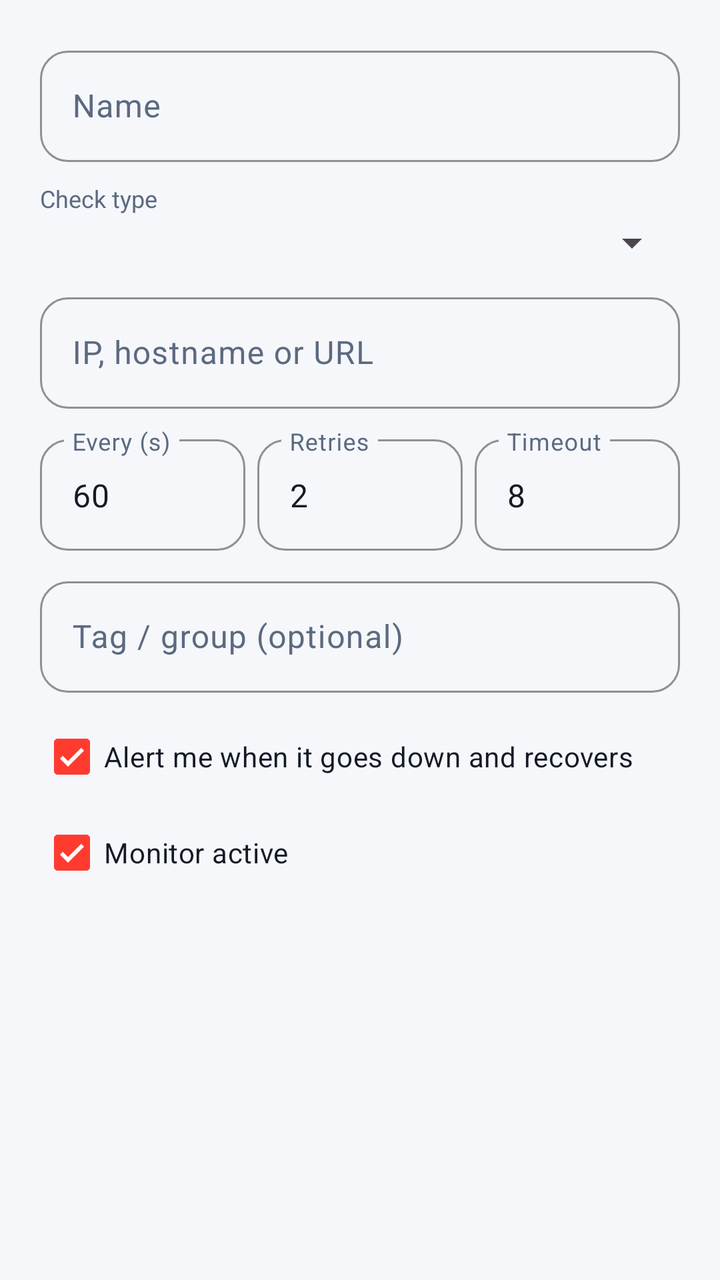
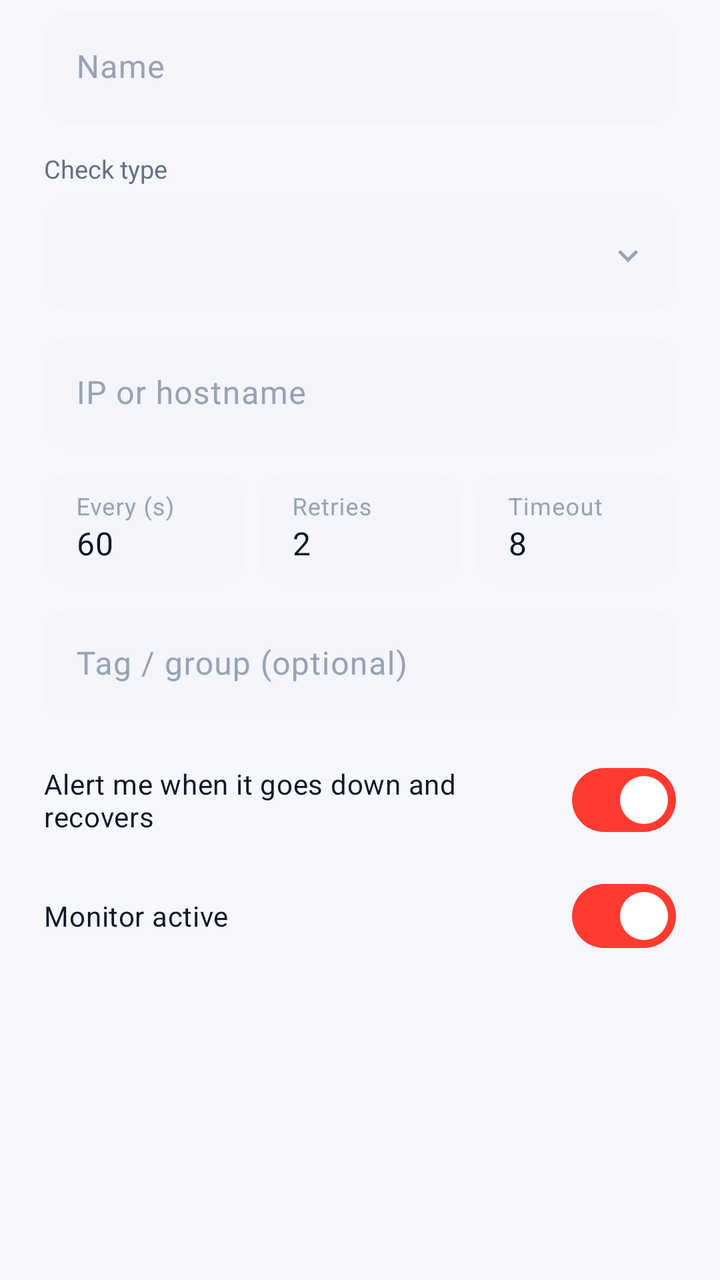

Before-and-after screenshots of an Android layout around one commit, followed by the original layout XML and the change that was made.
<!-- AndroidManifest.xml: application theme Theme.ItGuyAssets -->
<!-- res/layout/dialog_heartbeat_edit.xml -->
<?xml version="1.0" encoding="utf-8"?>
<ScrollView xmlns:android="http://schemas.android.com/apk/res/android"
    android:layout_width="match_parent"
    android:layout_height="wrap_content">

    <LinearLayout
        android:layout_width="match_parent"
        android:layout_height="wrap_content"
        android:orientation="vertical"
        android:padding="20dp">

        <com.google.android.material.textfield.TextInputLayout
            style="@style/DarkInputLayout"
            android:layout_width="match_parent"
            android:layout_height="wrap_content"
            android:hint="Name">
            <com.google.android.material.textfield.TextInputEditText
                android:id="@+id/edName"
                android:layout_width="match_parent"
                android:layout_height="wrap_content"
                android:textColor="@color/text" />
        </com.google.android.material.textfield.TextInputLayout>

        <TextView
            android:layout_width="match_parent"
            android:layout_height="wrap_content"
            android:layout_marginTop="10dp"
            android:text="Check type"
            android:textColor="@color/muted"
            android:textSize="12sp" />

        <Spinner
            android:id="@+id/edKind"
            android:layout_width="match_parent"
            android:layout_height="wrap_content"
            android:layout_marginTop="2dp" />

        <com.google.android.material.textfield.TextInputLayout
            style="@style/DarkInputLayout"
            android:layout_width="match_parent"
            android:layout_height="wrap_content"
            android:layout_marginTop="10dp"
            android:hint="IP, hostname or URL">
            <com.google.android.material.textfield.TextInputEditText
                android:id="@+id/edTarget"
                android:layout_width="match_parent"
                android:layout_height="wrap_content"
                android:textColor="@color/text" />
        </com.google.android.material.textfield.TextInputLayout>

        <com.google.android.material.textfield.TextInputLayout
            android:id="@+id/edPortWrap"
            style="@style/DarkInputLayout"
            android:layout_width="match_parent"
            android:layout_height="wrap_content"
            android:layout_marginTop="10dp"
            android:visibility="gone"
            android:hint="Port">
            <com.google.android.material.textfield.TextInputEditText
                android:id="@+id/edPort"
                android:layout_width="match_parent"
                android:layout_height="wrap_content"
                android:inputType="number"
                android:textColor="@color/text" />
        </com.google.android.material.textfield.TextInputLayout>

        <com.google.android.material.textfield.TextInputLayout
            android:id="@+id/edKeywordWrap"
            style="@style/DarkInputLayout"
            android:layout_width="match_parent"
            android:layout_height="wrap_content"
            android:layout_marginTop="10dp"
            android:visibility="gone"
            android:hint="Keyword the page must contain">
            <com.google.android.material.textfield.TextInputEditText
                android:id="@+id/edKeyword"
                android:layout_width="match_parent"
                android:layout_height="wrap_content"
                android:textColor="@color/text" />
        </com.google.android.material.textfield.TextInputLayout>

        <LinearLayout
            android:layout_width="match_parent"
            android:layout_height="wrap_content"
            android:orientation="horizontal"
            android:layout_marginTop="10dp">

            <com.google.android.material.textfield.TextInputLayout
                style="@style/DarkInputLayout"
                android:layout_width="0dp"
                android:layout_height="wrap_content"
                android:layout_weight="1"
                android:layout_marginEnd="6dp"
                android:hint="Every (s)">
                <com.google.android.material.textfield.TextInputEditText
                    android:id="@+id/edInterval"
                    android:layout_width="match_parent"
                    android:layout_height="wrap_content"
                    android:inputType="number"
                    android:text="60"
                    android:textColor="@color/text" />
            </com.google.android.material.textfield.TextInputLayout>

            <com.google.android.material.textfield.TextInputLayout
                style="@style/DarkInputLayout"
                android:layout_width="0dp"
                android:layout_height="wrap_content"
                android:layout_weight="1"
                android:layout_marginEnd="6dp"
                android:hint="Retries">
                <com.google.android.material.textfield.TextInputEditText
                    android:id="@+id/edRetries"
                    android:layout_width="match_parent"
                    android:layout_height="wrap_content"
                    android:inputType="number"
                    android:text="2"
                    android:textColor="@color/text" />
            </com.google.android.material.textfield.TextInputLayout>

            <com.google.android.material.textfield.TextInputLayout
                style="@style/DarkInputLayout"
                android:layout_width="0dp"
                android:layout_height="wrap_content"
                android:layout_weight="1"
                android:hint="Timeout">
                <com.google.android.material.textfield.TextInputEditText
                    android:id="@+id/edTimeout"
                    android:layout_width="match_parent"
                    android:layout_height="wrap_content"
                    android:inputType="number"
                    android:text="8"
                    android:textColor="@color/text" />
            </com.google.android.material.textfield.TextInputLayout>
        </LinearLayout>

        <com.google.android.material.textfield.TextInputLayout
            style="@style/DarkInputLayout"
            android:layout_width="match_parent"
            android:layout_height="wrap_content"
            android:layout_marginTop="10dp"
            android:hint="Tag / group (optional)">
            <com.google.android.material.textfield.TextInputEditText
                android:id="@+id/edTag"
                android:layout_width="match_parent"
                android:layout_height="wrap_content"
                android:textColor="@color/text" />
        </com.google.android.material.textfield.TextInputLayout>

        <CheckBox
            android:id="@+id/edNotify"
            android:layout_width="wrap_content"
            android:layout_height="wrap_content"
            android:layout_marginTop="8dp"
            android:checked="true"
            android:text="Alert me when it goes down and recovers"
            android:textColor="@color/text" />

        <CheckBox
            android:id="@+id/edEnabled"
            android:layout_width="wrap_content"
            android:layout_height="wrap_content"
            android:checked="true"
            android:text="Monitor active"
            android:textColor="@color/text" />

        <TextView
            android:id="@+id/edHint"
            android:layout_width="match_parent"
            android:layout_height="wrap_content"
            android:layout_marginTop="8dp"
            android:textColor="@color/muted"
            android:textSize="11.5sp" />
    </LinearLayout>
</ScrollView>
<!-- resources referenced by this layout -->
<resources>
  <style name="DarkInputLayout" parent="Widget.Material3.TextInputLayout.OutlinedBox">
          <item name="boxStrokeColor">@color/accent</item>
          <item name="boxCornerRadiusTopStart">14dp</item>
          <item name="boxCornerRadiusTopEnd">14dp</item>
          <item name="boxCornerRadiusBottomStart">14dp</item>
          <item name="boxCornerRadiusBottomEnd">14dp</item>
          <item name="hintTextColor">@color/muted</item>
          <item name="android:textColorHint">@color/muted</item>
      </style>
  <style name="Base.Theme.ItGuyAssets" parent="Theme.Material3.DayNight.NoActionBar">
          <item name="colorPrimary">@color/accent</item>
          <item name="colorOnPrimary">@color/on_accent</item>
          <item name="colorPrimaryContainer">@color/accent_container</item>
          <item name="colorOnPrimaryContainer">@color/accent</item>
          <item name="colorSecondary">@color/accent</item>
          <item name="colorSecondaryContainer">@color/accent_container</item>
          <item name="colorOnSecondaryContainer">@color/accent</item>
          <item name="android:colorBackground">@color/bg</item>
          <item name="colorSurface">@color/surface</item>
          
          <item name="elevationOverlayEnabled">false</item>
          <item name="colorSurfaceVariant">@color/surface_variant</item>
          <item name="colorOnSurface">@color/text</item>
          <item name="colorOnSurfaceVariant">@color/muted</item>
          <item name="colorOutline">@color/outline</item>
          <item name="android:windowBackground">@color/bg</item>
          <item name="android:statusBarColor">@color/bg</item>
          <item name="android:navigationBarColor">@color/bg</item>
          
          <item name="materialButtonStyle">@style/Button.IT</item>
          <item name="materialCardViewStyle">@style/Card</item>
          <item name="floatingActionButtonStyle">@style/FabPrimary</item>
      </style>
  <!-- unchanged entries left out for length: 15 -->
</resources>

<!-- the commit's change to res/layout/dialog_heartbeat_edit.xml (unified diff, before → after) -->
@@ -1,5 +1,6 @@
 <?xml version="1.0" encoding="utf-8"?>
 <ScrollView xmlns:android="http://schemas.android.com/apk/res/android"
+    xmlns:app="http://schemas.android.com/apk/res-auto"
     android:layout_width="match_parent"
     android:layout_height="wrap_content">
 
@@ -7,10 +8,13 @@
         android:layout_width="match_parent"
         android:layout_height="wrap_content"
         android:orientation="vertical"
-        android:padding="20dp">
+        android:paddingStart="22dp"
+        android:paddingEnd="22dp"
+        android:paddingTop="6dp"
+        android:paddingBottom="6dp">
 
         <com.google.android.material.textfield.TextInputLayout
-            style="@style/DarkInputLayout"
+            style="@style/Field"
             android:layout_width="match_parent"
             android:layout_height="wrap_content"
             android:hint="Name">
@@ -18,79 +22,71 @@
                 android:id="@+id/edName"
                 android:layout_width="match_parent"
                 android:layout_height="wrap_content"
-                android:textColor="@color/text" />
+                android:maxLines="1"
+                android:textColor="@color/text_strong" />
         </com.google.android.material.textfield.TextInputLayout>
 
-        <TextView
+        <TextView style="@style/FieldLabel" android:text="Check type" />
+        <Spinner android:id="@+id/edKind" style="@style/Dropdown" />
+
+        <com.google.android.material.textfield.TextInputLayout
+            android:id="@+id/edTargetWrap"
+            style="@style/Field"
             android:layout_width="match_parent"
             android:layout_height="wrap_content"
-            android:layout_marginTop="10dp"
-            android:text="Check type"
-            android:textColor="@color/muted"
-            android:textSize="12sp" />
-
-        <Spinner
-            android:id="@+id/edKind"
-            android:layout_width="match_parent"
-            android:layout_height="wrap_content"
-            android:layout_marginTop="2dp" />
-
-        <com.google.android.material.textfield.TextInputLayout
-            style="@style/DarkInputLayout"
-            android:layout_width="match_parent"
-            android:layout_height="wrap_content"
-            android:layout_marginTop="10dp"
-            android:hint="IP, hostname or URL">
+            android:layout_marginTop="14dp"
+            android:hint="IP or hostname">
             <com.google.android.material.textfield.TextInputEditText
                 android:id="@+id/edTarget"
                 android:layout_width="match_parent"
                 android:layout_height="wrap_content"
-                android:textColor="@color/text" />
+                android:maxLines="1"
+                android:textColor="@color/text_strong" />
         </com.google.android.material.textfield.TextInputLayout>
 
         <com.google.android.material.textfield.TextInputLayout
             android:id="@+id/edPortWrap"
-            style="@style/DarkInputLayout"
+            style="@style/Field"
             android:layout_width="match_parent"
             android:layout_height="wrap_content"
-            android:layout_marginTop="10dp"
-            android:visibility="gone"
-            android:hint="Port">
+            android:layout_marginTop="12dp"
+            android:hint="Port"
+            android:visibility="gone">
             <com.google.android.material.textfield.TextInputEditText
                 android:id="@+id/edPort"
                 android:layout_width="match_parent"
                 android:layout_height="wrap_content"
                 android:inputType="number"
-                android:textColor="@color/text" />
+                android:textColor="@color/text_strong" />
         </com.google.android.material.textfield.TextInputLayout>
 
         <com.google.android.material.textfield.TextInputLayout
             android:id="@+id/edKeywordWrap"
-            style="@style/DarkInputLayout"
+            style="@style/Field"
             android:layout_width="match_parent"
             android:layout_height="wrap_content"
-            android:layout_marginTop="10dp"
-            android:visibility="gone"
-            android:hint="Keyword the page must contain">
+            android:layout_marginTop="12dp"
+            android:hint="Keyword the page must contain"
+            android:visibility="gone">
             <com.google.android.material.textfield.TextInputEditText
                 android:id="@+id/edKeyword"
                 android:layout_width="match_parent"
                 android:layout_height="wrap_content"
-                android:textColor="@color/text" />
+                android:textColor="@color/text_strong" />
         </com.google.android.material.textfield.TextInputLayout>
 
         <LinearLayout
             android:layout_width="match_parent"
             android:layout_height="wrap_content"
-            android:orientation="horizontal"
-            android:layout_marginTop="10dp">
+            android:layout_marginTop="12dp"
+            android:orientation="horizontal">
 
             <com.google.android.material.textfield.TextInputLayout
-                style="@style/DarkInputLayout"
+                style="@style/Field"
                 android:layout_width="0dp"
                 android:layout_height="wrap_content"
+                android:layout_marginEnd="8dp"
                 android:layout_weight="1"
-                android:layout_marginEnd="6dp"
                 android:hint="Every (s)">
                 <com.google.android.material.textfield.TextInputEditText
                     android:id="@+id/edInterval"
@@ -98,15 +94,15 @@
                     android:layout_height="wrap_content"
                     android:inputType="number"
                     android:text="60"
-                    android:textColor="@color/text" />
+                    android:textColor="@color/text_strong" />
             </com.google.android.material.textfield.TextInputLayout>
 
             <com.google.android.material.textfield.TextInputLayout
-                style="@style/DarkInputLayout"
+                style="@style/Field"
                 android:layout_width="0dp"
                 android:layout_height="wrap_content"
+                android:layout_marginEnd="8dp"
                 android:layout_weight="1"
-                android:layout_marginEnd="6dp"
                 android:hint="Retries">
                 <com.google.android.material.textfield.TextInputEditText
                     android:id="@+id/edRetries"
@@ -114,11 +110,11 @@
                     android:layout_height="wrap_content"
                     android:inputType="number"
                     android:text="2"
-                    android:textColor="@color/text" />
+                    android:textColor="@color/text_strong" />
             </com.google.android.material.textfield.TextInputLayout>
 
             <com.google.android.material.textfield.TextInputLayout
-                style="@style/DarkInputLayout"
+                style="@style/Field"
                 android:layout_width="0dp"
                 android:layout_height="wrap_content"
                 android:layout_weight="1"
@@ -129,46 +125,50 @@
                     android:layout_height="wrap_content"
                     android:inputType="number"
                     android:text="8"
-                    android:textColor="@color/text" />
+                    android:textColor="@color/text_strong" />
             </com.google.android.material.textfield.TextInputLayout>
         </LinearLayout>
 
         <com.google.android.material.textfield.TextInputLayout
-            style="@style/DarkInputLayout"
+            style="@style/Field"
             android:layout_width="match_parent"
             android:layout_height="wrap_content"
-            android:layout_marginTop="10dp"
+            android:layout_marginTop="12dp"
             android:hint="Tag / group (optional)">
             <com.google.android.material.textfield.TextInputEditText
                 android:id="@+id/edTag"
                 android:layout_width="match_parent"
                 android:layout_height="wrap_content"
-                android:textColor="@color/text" />
+                android:maxLines="1"
+                android:textColor="@color/text_strong" />
         </com.google.android.material.textfield.TextInputLayout>
 
-        <CheckBox
+        <com.google.android.material.materialswitch.MaterialSwitch
             android:id="@+id/edNotify"
-            android:layout_width="wrap_content"
+            android:layout_width="match_parent"
             android:layout_height="wrap_content"
-            android:layout_marginTop="8dp"
+            android:layout_marginTop="16dp"
             android:checked="true"
             android:text="Alert me when it goes down and recovers"
-            android:textColor="@color/text" />
+            android:textColor="@color/text_strong"
+            android:textSize="14sp" />
 
-        <CheckBox
+        <com.google.android.material.materialswitch.MaterialSwitch
             android:id="@+id/edEnabled"
-            android:layout_width="wrap_content"
+            android:layout_width="match_parent"
             android:layout_height="wrap_content"
+            android:layout_marginTop="10dp"
             android:checked="true"
             android:text="Monitor active"
-            android:textColor="@color/text" />
+            android:textColor="@color/text_strong"
+            android:textSize="14sp" />
 
         <TextView
             android:id="@+id/edHint"
             android:layout_width="match_parent"
             android:layout_height="wrap_content"
-            android:layout_marginTop="8dp"
-            android:textColor="@color/muted"
+            android:layout_marginTop="12dp"
+            android:textColor="@color/text_soft"
             android:textSize="11.5sp" />
     </LinearLayout>
 </ScrollView>
<!-- resource entries referenced after the edit -->
@@ -1,14 +1,53 @@
 <!-- resources referenced by this layout -->
 <resources>
-  <style name="DarkInputLayout" parent="Widget.Material3.TextInputLayout.OutlinedBox">
+  <color name="text_soft">#667085</color>
+  <color name="text_strong">#101828</color>
+  <style name="Dropdown">
+          <item name="android:layout_width">match_parent</item>
+          <item name="android:layout_height">56dp</item>
+          <item name="android:background">@drawable/dropdown_bg</item>
+          <item name="android:paddingStart">14dp</item>
+          <item name="android:paddingEnd">42dp</item>
+          <item name="android:popupBackground">@color/card</item>
+      </style>
+  <style name="Field" parent="Widget.Material3.TextInputLayout.FilledBox">
+          <item name="boxBackgroundColor">@color/field_fill</item>
           <item name="boxStrokeColor">@color/accent</item>
+          <item name="boxStrokeWidth">0dp</item>
+          <item name="boxStrokeWidthFocused">2dp</item>
           <item name="boxCornerRadiusTopStart">14dp</item>
           <item name="boxCornerRadiusTopEnd">14dp</item>
           <item name="boxCornerRadiusBottomStart">14dp</item>
           <item name="boxCornerRadiusBottomEnd">14dp</item>
-          <item name="hintTextColor">@color/muted</item>
-          <item name="android:textColorHint">@color/muted</item>
+          <item name="hintTextColor">@color/text_soft</item>
+          <item name="android:textColorHint">@color/text_faint</item>
       </style>
+  <style name="FieldLabel">
+          <item name="android:layout_width">wrap_content</item>
+          <item name="android:layout_height">wrap_content</item>
+          <item name="android:layout_marginTop">14dp</item>
+          <item name="android:layout_marginBottom">6dp</item>
+          <item name="android:textColor">@color/text_soft</item>
+          <item name="android:textSize">12.5sp</item>
+      </style>
+  <!-- drawable dropdown_bg (drawable) -->
+  <?xml version="1.0" encoding="utf-8"?>
+  <layer-list xmlns:android="http://schemas.android.com/apk/res/android">
+      <item>
+          <shape android:shape="rectangle">
+              <solid android:color="@color/field_fill" />
+              <corners android:radius="14dp" />
+          </shape>
+      </item>
+      <item
+          android:drawable="@drawable/ic_chevron_down"
+          android:gravity="center_vertical|end"
+          android:end="14dp"
+          android:width="20dp"
+          android:height="20dp" />
+  </layer-list>
+  <color name="field_fill">#F3F5FA</color>
+  <color name="text_faint">#98A2B3</color>
   <style name="Base.Theme.ItGuyAssets" parent="Theme.Material3.DayNight.NoActionBar">
           <item name="colorPrimary">@color/accent</item>
           <item name="colorOnPrimary">@color/on_accent</item>
@@ -32,6 +71,50 @@
           <item name="materialButtonStyle">@style/Button.IT</item>
           <item name="materialCardViewStyle">@style/Card</item>
           <item name="floatingActionButtonStyle">@style/FabPrimary</item>
+          <item name="materialAlertDialogTheme">@style/DialogTheme</item>
+          <item name="alertDialogTheme">@style/DialogTheme</item>
+      </style>
+  <!-- drawable ic_chevron_down (drawable) -->
+  <?xml version="1.0" encoding="utf-8"?>
+  <vector xmlns:android="http://schemas.android.com/apk/res/android"
+      android:width="20dp"
+      android:height="20dp"
+      android:viewportWidth="24"
+      android:viewportHeight="24"
+      android:tint="@color/text_faint">
+      <path
+          android:fillColor="#FFFFFFFF"
+          android:pathData="M7.4,9.6L12,14.2l4.6,-4.6L18,11l-6,6l-6,-6z" />
+  </vector>
+  <style name="DialogTheme" parent="ThemeOverlay.Material3.MaterialAlertDialog">
+          <item name="alertDialogStyle">@style/DialogBody</item>
+          <item name="android:windowMinWidthMajor">88%</item>
+          <item name="android:windowMinWidthMinor">88%</item>
+          <item name="colorSurface">@color/card</item>
+          <item name="android:colorBackground">@color/card</item>
+          <item name="materialAlertDialogTitleTextStyle">@style/DialogTitle</item>
+          <item name="buttonBarPositiveButtonStyle">@style/DialogButton</item>
+          <item name="buttonBarNegativeButtonStyle">@style/DialogButton</item>
+          <item name="buttonBarNeutralButtonStyle">@style/DialogButton</item>
+      </style>
+  <style name="DialogBody" parent="MaterialAlertDialog.Material3">
+          <item name="backgroundTint">@color/card</item>
+          <item name="shapeAppearanceOverlay">@style/DialogShape</item>
+      </style>
+  <style name="DialogTitle" parent="MaterialAlertDialog.Material3.Title.Text">
+          <item name="android:textColor">@color/text_strong</item>
+          <item name="android:textSize">19sp</item>
+          <item name="android:textStyle">bold</item>
+      </style>
+  <style name="DialogButton" parent="Widget.Material3.Button.TextButton.Dialog">
+          <item name="android:textColor">@color/accent</item>
+          <item name="android:textAllCaps">false</item>
+          <item name="android:textSize">14.5sp</item>
+          <item name="android:textStyle">bold</item>
+      </style>
+  <style name="DialogShape">
+          <item name="cornerFamily">rounded</item>
+          <item name="cornerSize">26dp</item>
       </style>
   <!-- unchanged entries left out for length: 15 -->
 </resources>
